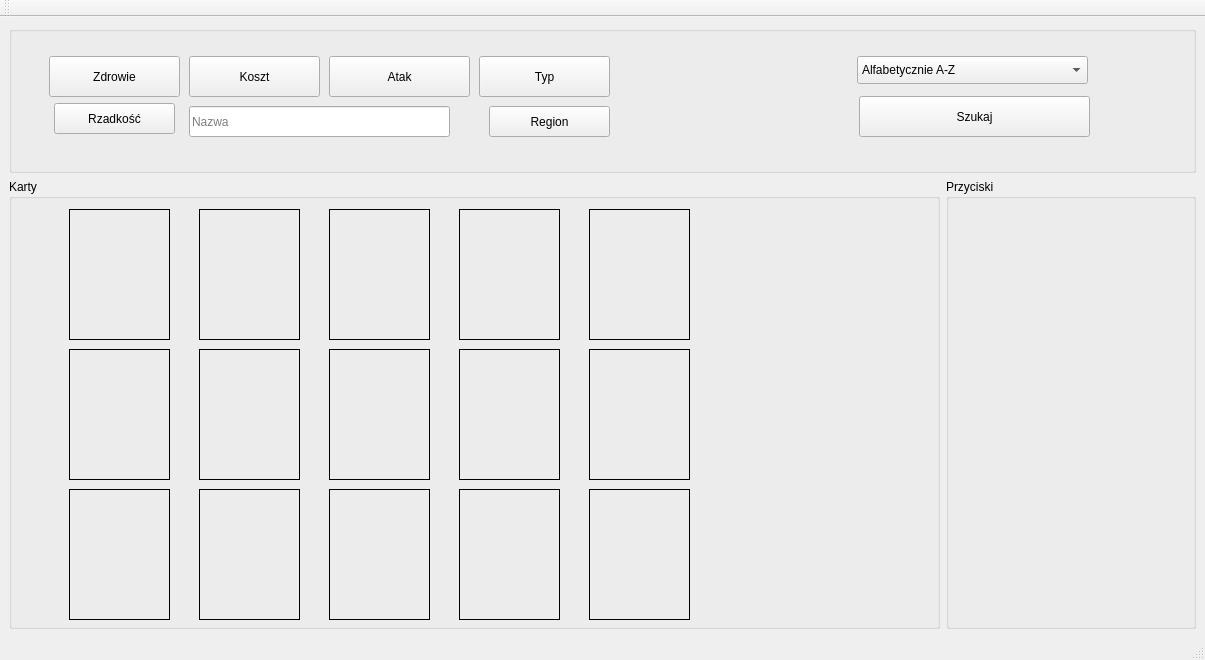
Old version of the form mainwindow.ui in the repository marcinwozniak0/BakcylProgramowania_2020.
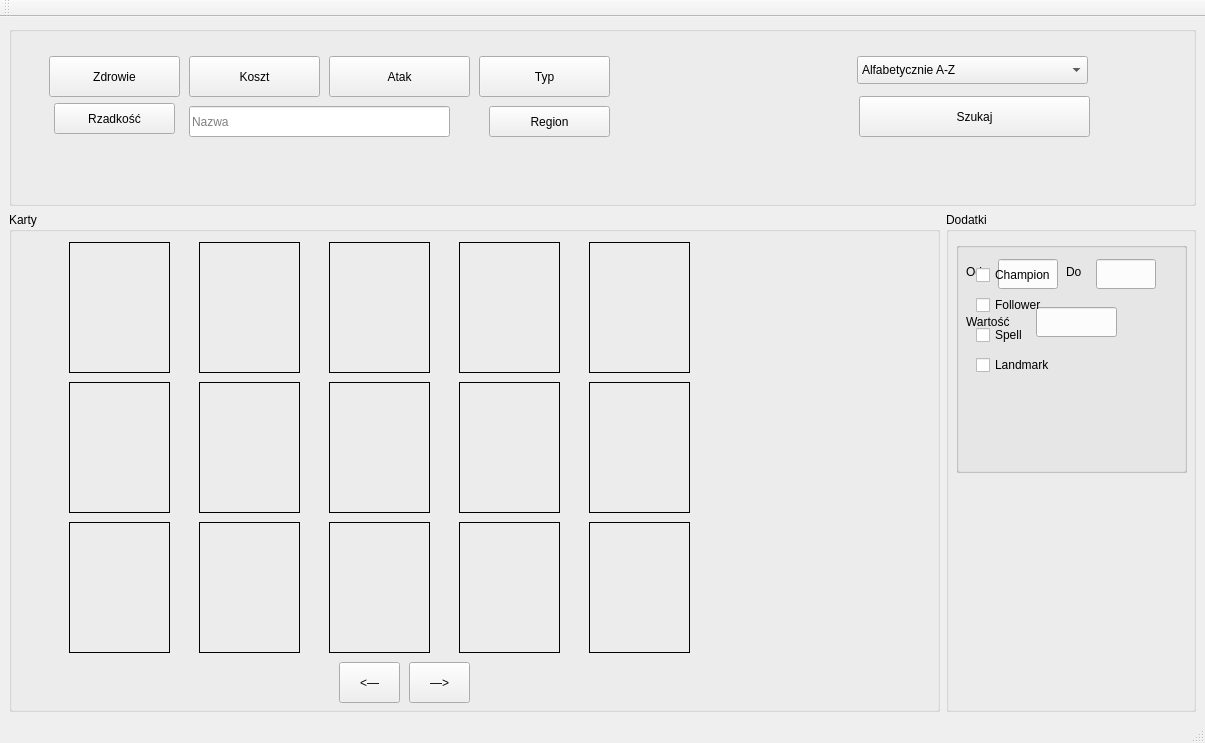
New version of the form.

Commit message: Add a additional option when click a button Atak or Typ

What changed in the file:
```diff
--- a/mainwindow.ui
+++ b/mainwindow.ui
@@ -6,8 +6,8 @@
    <rect>
     <x>0</x>
     <y>0</y>
-    <width>1144</width>
-    <height>660</height>
+    <width>1205</width>
+    <height>743</height>
    </rect>
   </property>
   <property name="sizePolicy">
@@ -30,8 +30,173 @@
        </size>
       </property>
       <property name="title">
-       <string>Przyciski</string>
+       <string>Dodatki</string>
       </property>
+      <widget class="QGroupBox" name="ZKA_Opcje">
+       <property name="enabled">
+        <bool>true</bool>
+       </property>
+       <property name="geometry">
+        <rect>
+         <x>10</x>
+         <y>30</y>
+         <width>231</width>
+         <height>231</height>
+        </rect>
+       </property>
+       <property name="title">
+        <string/>
+       </property>
+       <property name="flat">
+        <bool>false</bool>
+       </property>
+       <property name="checkable">
+        <bool>false</bool>
+       </property>
+       <widget class="QLineEdit" name="line_od">
+        <property name="geometry">
+         <rect>
+          <x>42</x>
+          <y>17</y>
+          <width>60</width>
+          <height>30</height>
+         </rect>
+        </property>
+       </widget>
+       <widget class="QLabel" name="label_od">
+        <property name="geometry">
+         <rect>
+          <x>10</x>
+          <y>20</y>
+          <width>31</width>
+          <height>20</height>
+         </rect>
+        </property>
+        <property name="text">
+         <string>Od</string>
+        </property>
+       </widget>
+       <widget class="QLabel" name="label_do">
+        <property name="geometry">
+         <rect>
+          <x>110</x>
+          <y>20</y>
+          <width>31</width>
+          <height>20</height>
+         </rect>
+        </property>
+        <property name="text">
+         <string>Do</string>
+        </property>
+       </widget>
+       <widget class="QLineEdit" name="line_do">
+        <property name="geometry">
+         <rect>
+          <x>140</x>
+          <y>17</y>
+          <width>60</width>
+          <height>30</height>
+         </rect>
+        </property>
+       </widget>
+       <widget class="QLabel" name="label_wartosc">
+        <property name="geometry">
+         <rect>
+          <x>10</x>
+          <y>70</y>
+          <width>71</width>
+          <height>20</height>
+         </rect>
+        </property>
+        <property name="text">
+         <string>Wartość</string>
+        </property>
+       </widget>
+       <widget class="QLineEdit" name="line_wartosc">
+        <property name="geometry">
+         <rect>
+          <x>80</x>
+          <y>65</y>
+          <width>81</width>
+          <height>30</height>
+         </rect>
+        </property>
+       </widget>
+      </widget>
+      <widget class="QGroupBox" name="Typ_Opcje">
+       <property name="enabled">
+        <bool>true</bool>
+       </property>
+       <property name="geometry">
+        <rect>
+         <x>10</x>
+         <y>30</y>
+         <width>231</width>
+         <height>231</height>
+        </rect>
+       </property>
+       <property name="title">
+        <string/>
+       </property>
+       <property name="flat">
+        <bool>false</bool>
+       </property>
+       <property name="checkable">
+        <bool>false</bool>
+       </property>
+       <widget class="QCheckBox" name="checkBox">
+        <property name="geometry">
+         <rect>
+          <x>20</x>
+          <y>20</y>
+          <width>91</width>
+          <height>26</height>
+         </rect>
+        </property>
+        <property name="text">
+         <string>Champion</string>
+        </property>
+       </widget>
+       <widget class="QCheckBox" name="checkBox_2">
+        <property name="geometry">
+         <rect>
+          <x>20</x>
+          <y>50</y>
+          <width>91</width>
+          <height>26</height>
+         </rect>
+        </property>
+        <property name="text">
+         <string>Follower</string>
+        </property>
+       </widget>
+       <widget class="QCheckBox" name="checkBox_3">
+        <property name="geometry">
+         <rect>
+          <x>20</x>
+          <y>80</y>
+          <width>91</width>
+          <height>26</height>
+         </rect>
+        </property>
+        <property name="text">
+         <string>Spell</string>
+        </property>
+       </widget>
+       <widget class="QCheckBox" name="checkBox_4">
+        <property name="geometry">
+         <rect>
+          <x>20</x>
+          <y>110</y>
+          <width>91</width>
+          <height>26</height>
+         </rect>
+        </property>
+        <property name="text">
+         <string>Landmark</string>
+        </property>
+       </widget>
+      </widget>
      </widget>
     </item>
     <item row="1" column="0">
@@ -39,7 +204,7 @@
       <property name="minimumSize">
        <size>
         <width>0</width>
-        <height>450</height>
+        <height>500</height>
        </size>
       </property>
       <property name="title">
@@ -285,6 +450,32 @@
         <string/>
        </property>
       </widget>
+      <widget class="QPushButton" name="pushButton">
+       <property name="geometry">
+        <rect>
+         <x>330</x>
+         <y>450</y>
+         <width>61</width>
+         <height>41</height>
+        </rect>
+       </property>
+       <property name="text">
+        <string>&lt;—</string>
+       </property>
+      </widget>
+      <widget class="QPushButton" name="pushButton_2">
+       <property name="geometry">
+        <rect>
+         <x>400</x>
+         <y>450</y>
+         <width>61</width>
+         <height>41</height>
+        </rect>
+       </property>
+       <property name="text">
+        <string>—&gt;</string>
+       </property>
+      </widget>
      </widget>
     </item>
     <item row="0" column="0" colspan="2">
```
Left out of the diff: 2 changed lines with no effect on the pictures. The commit also changes 3 other files.
